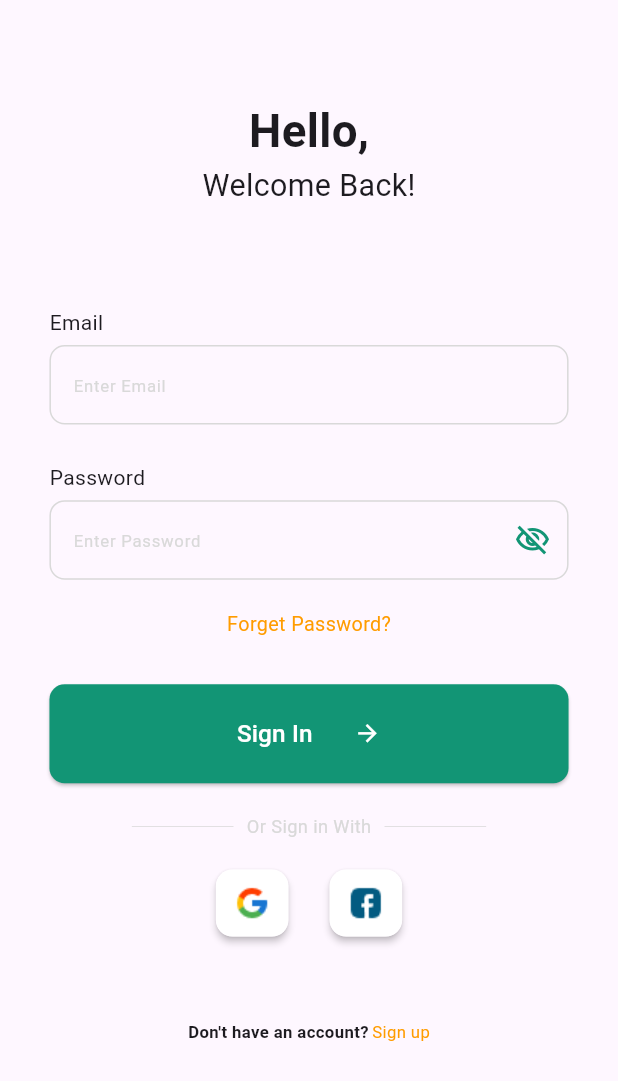
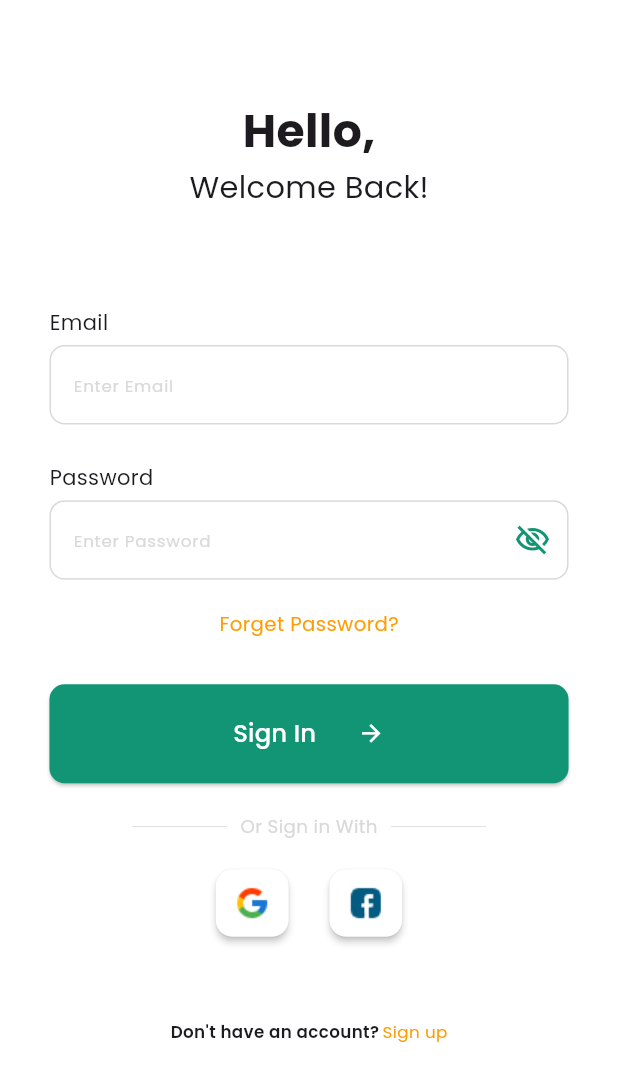
Before and after one commit to MohamedGomaa201/Food_Recipes, a Flutter app: the screen it shows after launch, on a phone screen of 412 x 824 dp. Shown: the top 1081 px of the screen. Run offline on Flutter 3.47's test engine with Material 3 defaults, Android fonts, the phone set to English and light mode, and no system bars; our stand-ins replace dio, firebase_auth, firebase_core, flutter_screenutil, google_sign_in, shimmer and 2 more; accounts and stored records are empty.

Commit message:
Add theme configuration to MainApp for consistent styling

```diff
--- a/lib/main.dart
+++ b/lib/main.dart
@@ -2,6 +2,7 @@ import 'package:firebase_auth/firebase_auth.dart';
 import 'package:firebase_core/firebase_core.dart';
 import 'package:flutter/material.dart';
 import 'package:flutter_screenutil/flutter_screenutil.dart';
+import 'package:food_recipes/core/themes/app_colors.dart';
 import 'package:food_recipes/features/auth/presentation/view/signin_view.dart';
 import 'package:food_recipes/features/home&search/presentation/view/home_view.dart';
 import 'package:food_recipes/features/saved/data/favorites_provider.dart';
@@ -29,6 +30,15 @@ class MainApp extends StatelessWidget {
               userId: FirebaseAuth.instance.currentUser!.uid,
             ),
         child: MaterialApp(
+          theme: ThemeData(
+            fontFamily: "Poppins",
+            scaffoldBackgroundColor: Colors.white,
+            appBarTheme: AppBarTheme(
+              color: Colors.white,
+              surfaceTintColor: Colors.white,
+            ),
+            primaryColor: AppColors.mainColor,
+          ),
           home: StreamBuilder<User?>(
             stream: FirebaseAuth.instance.authStateChanges(),
             builder: (ctx, snapshot) {
```
